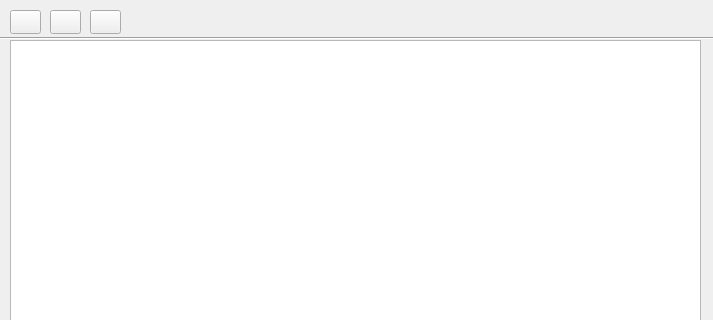
vale18carvajal/ProyectoPython, file VentanaArchivo.ui: the form before one commit; both pictures show x 0 to 713 and y 0 to 320 of the 713 by 604 pixel window.
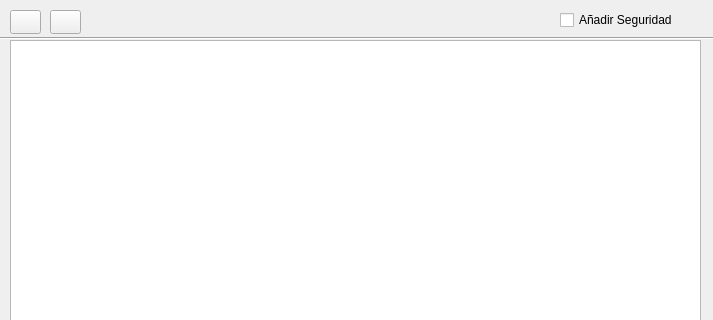
The form after the commit. Icons and pictures are not drawn.

Patch:
```diff
--- a/VentanaArchivo.ui
+++ b/VentanaArchivo.ui
@@ -75,17 +75,17 @@
      <normaloff>../../Downloads/eraser.png</normaloff>../../Downloads/eraser.png</iconset>
    </property>
   </widget>
-  <widget class="QPushButton" name="btnPrivado">
+  <widget class="QCheckBox" name="checkBox">
    <property name="geometry">
     <rect>
-     <x>90</x>
+     <x>560</x>
      <y>10</y>
-     <width>31</width>
-     <height>24</height>
+     <width>141</width>
+     <height>20</height>
     </rect>
    </property>
    <property name="text">
-    <string/>
+    <string>Añadir Seguridad</string>
    </property>
    <property name="icon">
     <iconset>
```
Left out of the diff: 6 changed lines with no effect on the pictures.
